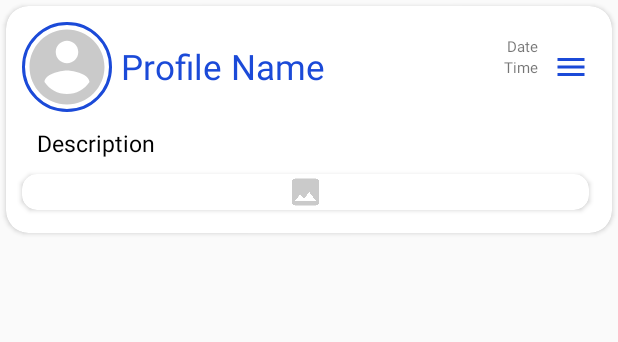
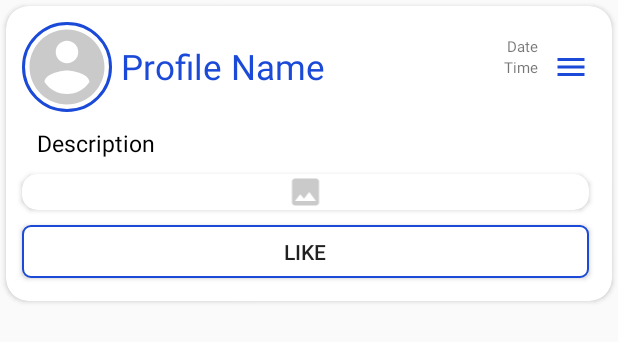
Before and after one commit to rajtilakls2510/SpecialTimes, an Android app: the layout post_item.xml on its own in the app's theme, with its tools: preview values and no code run, on a phone screen of 412 x 824 dp. Shown: the top 342 px of the screen. Run offline under Robolectric (Android 15) with nearby library versions, the phone set to English and light mode, and no system bars; plain views replace CircularImageView.

Commit message:
Added Customized like button to posts. Function not added yet

```diff
--- a/app/src/main/java/rajtilak/pal/specialtimes1/Adapters/RecyclerAdapter.java
+++ b/app/src/main/java/rajtilak/pal/specialtimes1/Adapters/RecyclerAdapter.java
@@ -88,6 +88,15 @@ public class RecyclerAdapter extends RecyclerView.Adapter<RecyclerAdapter.ViewHo
             holder.itemPrivateText.setText("Private");
         else
             holder.itemPrivateText.setText("Public");
+        holder.likeBtn.setOnCheckedChangeListener(new CompoundButton.OnCheckedChangeListener() {
+            @Override
+            public void onCheckedChanged(CompoundButton compoundButton, boolean b) {
+                if(b)
+                    Toast.makeText(context, "Liked", Toast.LENGTH_SHORT).show();
+                else
+                    Toast.makeText(context, "Unliked", Toast.LENGTH_SHORT).show();
+            }
+        });
 
     }
 
@@ -109,6 +118,7 @@ public class RecyclerAdapter extends RecyclerView.Adapter<RecyclerAdapter.ViewHo
         TextView itemProfileName,itemDate,itemTime,itemDescription,itemPrivateText;
         ImageView itemImage,menuImage;
         CardView cv;
+        ToggleButton likeBtn;
 
         public ViewHolder(@NonNull View itemView) {
             super(itemView);
@@ -121,6 +131,7 @@ public class RecyclerAdapter extends RecyclerView.Adapter<RecyclerAdapter.ViewHo
             cv= itemView.findViewById(R.id.post_item_image_card);
             menuImage=itemView.findViewById(R.id.post_menu_image);
             itemPrivateText=itemView.findViewById(R.id.post_private_text);
+            likeBtn=itemView.findViewById(R.id.post_item_like_button);
         }
     }
 }
--- /dev/null
+++ b/app/src/main/res/drawable/button_checked_true.xml
@@ -0,0 +1,11 @@
+<?xml version="1.0" encoding="utf-8"?>
+<shape xmlns:android="http://schemas.android.com/apk/res/android" android:shape="rectangle">
+    <gradient
+        android:angle="90"
+        android:startColor="#5074F3"/>
+    <stroke
+        android:width="1dp"
+        android:color="@color/colorAccent"/>
+    <corners
+        android:radius="5dp"/>
+</shape>
--- /dev/null
+++ b/app/src/main/res/drawable/button_default.xml
@@ -0,0 +1,12 @@
+<?xml version="1.0" encoding="utf-8"?>
+<shape xmlns:android="http://schemas.android.com/apk/res/android" android:shape="rectangle">
+
+    <solid
+        android:color="#FFFFFF"/>
+    <stroke
+        android:width="1dp"
+        android:color="@color/colorAccent"/>
+    <corners
+        android:radius="5dp"/>
+
+</shape>
--- /dev/null
+++ b/app/src/main/res/drawable/button_disabled.xml
@@ -0,0 +1,12 @@
+<?xml version="1.0" encoding="utf-8"?>
+<shape xmlns:android="http://schemas.android.com/apk/res/android" android:shape="rectangle">
+
+    <solid
+        android:color="#CACACA"/>
+    <stroke
+        android:width="2dp"
+        android:color="@color/colorAccent"/>
+    <corners
+        android:radius="5dp"/>
+
+</shape>
--- /dev/null
+++ b/app/src/main/res/drawable/button_pressed.xml
@@ -0,0 +1,13 @@
+<?xml version="1.0" encoding="utf-8"?>
+<shape xmlns:android="http://schemas.android.com/apk/res/android" android:shape="rectangle">
+
+    <gradient
+        android:angle="90"
+        android:startColor="@color/colorAccent"/>
+    <stroke
+        android:width="1dp"
+        android:color="@color/colorAccent"/>
+    <corners
+        android:radius="5dp"/>
+
+</shape>
--- /dev/null
+++ b/app/src/main/res/drawable/custom_button.xml
@@ -0,0 +1,15 @@
+<?xml version="1.0" encoding="utf-8"?>
+<selector xmlns:android="http://schemas.android.com/apk/res/android">
+    <item
+        android:state_pressed="true"
+        android:drawable="@drawable/button_pressed"/>
+    <item
+        android:state_checked="true"
+        android:drawable="@drawable/button_checked_true"/>
+    <item
+        android:state_enabled="false"
+        android:drawable="@drawable/button_disabled"/>
+
+    <item
+        android:drawable="@drawable/button_default"/>
+</selector>
--- a/app/src/main/res/layout/post_item.xml
+++ b/app/src/main/res/layout/post_item.xml
@@ -113,13 +113,12 @@
             android:layout_width="0dp"
             android:layout_height="wrap_content"
             app:layout_constraintTop_toBottomOf="@+id/post_item_description"
-            app:layout_constraintBottom_toBottomOf="parent"
+            app:layout_constraintBottom_toTopOf="@+id/post_item_like_button"
             app:layout_constraintStart_toStartOf="@+id/post_item_description"
             app:layout_constraintEnd_toEndOf="@+id/post_item_description"
             android:id="@+id/post_item_image_card"
             android:layout_marginTop="10dp"
             app:cardCornerRadius="10dp"
-            android:layout_marginBottom="10dp"
             android:elevation="0dp">
 
             <ImageView
@@ -129,6 +128,20 @@
                 android:src="@drawable/ic_post_image_black_24dp" />
         </androidx.cardview.widget.CardView>
 
+        <ToggleButton
+            android:layout_width="0dp"
+            android:layout_height="35dp"
+            android:background="@drawable/custom_button"
+            android:id="@+id/post_item_like_button"
+            app:layout_constraintStart_toStartOf="@+id/post_item_image_card"
+            app:layout_constraintEnd_toEndOf="@id/post_item_image_card"
+            app:layout_constraintTop_toBottomOf="@id/post_item_image_card"
+            app:layout_constraintBottom_toBottomOf="parent"
+            android:layout_marginTop="10dp"
+            android:layout_marginBottom="10dp"
+            android:textOn="Liked"
+            android:textOff="Like"/>
+
 
     </androidx.constraintlayout.widget.ConstraintLayout>
 </androidx.cardview.widget.CardView>
```
